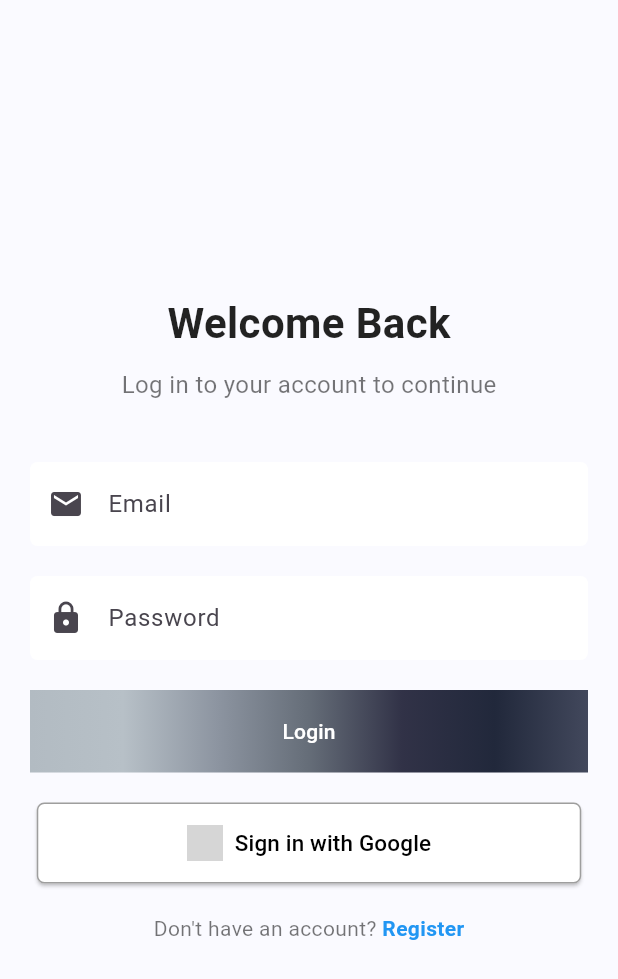
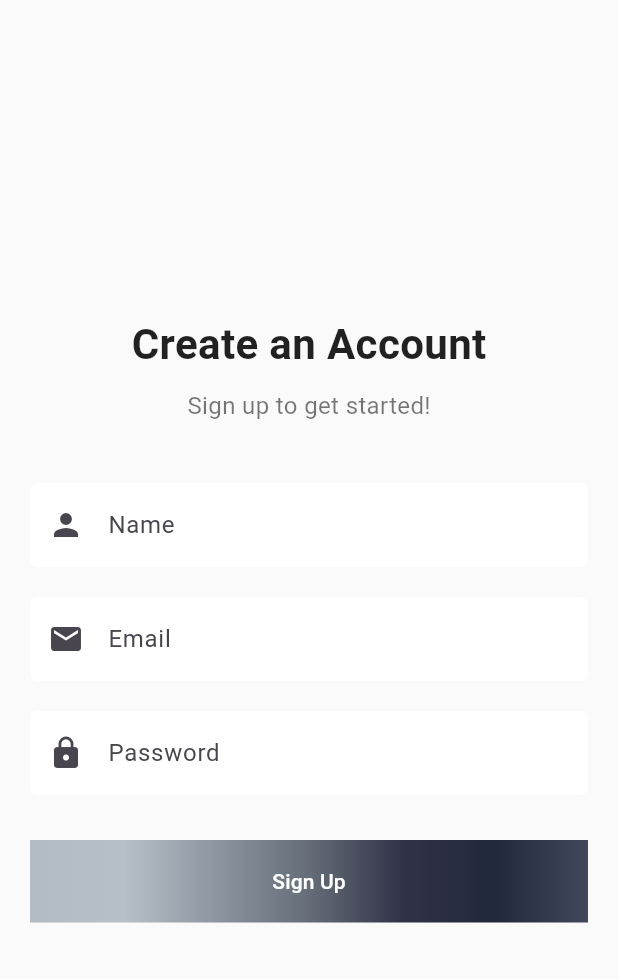
Before and after one commit to epashiq/expense-tracker, a Flutter app: the screen it shows after launch, after a tap on "Register", on a phone screen of 412 x 824 dp. Shown: the top 979 px of the screen. Run offline on Flutter 3.47's test engine with Material 3 defaults, Android fonts, the phone set to English and light mode, and no system bars; our stand-ins replace firebase_core; accounts and stored records are empty; network calls fail; grey boxes are pictures that could not be loaded.

Commit message:
signup page ui completed

```diff
--- a/lib/view/pages/login_page.dart
+++ b/lib/view/pages/login_page.dart
@@ -1,3 +1,4 @@
+import 'package:expense_tracker/view/pages/sign_up_page.dart';
 import 'package:expense_tracker/view/widgets/submit_button_widget.dart';
 import 'package:flutter/material.dart';
 
@@ -107,7 +108,11 @@ class _LoginPageState extends State<LoginPage> {
                 ),
                 GestureDetector(
                   onTap: () {
-                    Navigator.pushNamed(context, '/register');
+                    Navigator.push(
+                        context,
+                        MaterialPageRoute(
+                          builder: (context) => const SignUpPage(),
+                        ));
                   },
                   child: const Text(
                     "Register",
--- /dev/null
+++ b/lib/view/pages/sign_up_page.dart
@@ -0,0 +1,186 @@
+// import 'package:expense_tracker/view/widgets/submit_button_widget.dart';
+// import 'package:flutter/material.dart';
+
+// class SignUpPage extends StatefulWidget {
+//   const SignUpPage({super.key});
+
+//   @override
+//   State<SignUpPage> createState() => _SignUpPageState();
+// }
+
+// class _SignUpPageState extends State<SignUpPage> {
+//   final TextEditingController nameController = TextEditingController();
+//   final TextEditingController emailController = TextEditingController();
+//   final TextEditingController passwordController = TextEditingController();
+
+//   @override
+//   Widget build(BuildContext context) {
+//     return Scaffold(
+//       body: Padding(
+//         padding: const EdgeInsets.all(20),
+//         child: Column(
+//           mainAxisAlignment: MainAxisAlignment.center,
+//           crossAxisAlignment: CrossAxisAlignment.center,
+//           children: [
+//             TextFormField(
+//               controller: nameController,
+//               decoration: InputDecoration(
+//                 filled: true,
+//                 fillColor: const Color(0XFFffffffff),
+//                 prefixIcon: const Icon(Icons.mail),
+//                 hintText: 'Name',
+//                 border: OutlineInputBorder(
+//                   borderRadius: BorderRadius.circular(5),
+//                   borderSide: BorderSide.none,
+//                 ),
+//               ),
+//             ),
+//             const SizedBox(
+//               height: 20,
+//             ),
+//             TextFormField(
+//               controller: emailController,
+//               decoration: InputDecoration(
+//                 filled: true,
+//                 fillColor: const Color(0XFFffffffff),
+//                 prefixIcon: const Icon(Icons.mail),
+//                 hintText: 'Email',
+//                 border: OutlineInputBorder(
+//                   borderRadius: BorderRadius.circular(5),
+//                   borderSide: BorderSide.none,
+//                 ),
+//               ),
+//             ),
+//             const SizedBox(
+//               height: 20,
+//             ),
+//             TextFormField(
+//               controller: passwordController,
+//               decoration: InputDecoration(
+//                 filled: true,
+//                 fillColor: const Color(0XFFffffffff),
+//                 prefixIcon: const Icon(Icons.mail),
+//                 hintText: 'Password',
+//                 border: OutlineInputBorder(
+//                   borderRadius: BorderRadius.circular(5),
+//                   borderSide: BorderSide.none,
+//                 ),
+//               ),
+//             ),
+//             const SizedBox(
+//               height: 20,
+//             ),
+//             SubmitButtonWidget(
+//               btnText: 'SignUp',
+//               onTap: () {},
+//               emailController: emailController,
+//               passController: passwordController,
+//               nameController: nameController,
+//             )
+//           ],
+//         ),
+//       ),
+//     );
+//   }
+// }
+
+import 'package:expense_tracker/view/widgets/submit_button_widget.dart';
+import 'package:flutter/material.dart';
+
+class SignUpPage extends StatefulWidget {
+  const SignUpPage({super.key});
+
+  @override
+  State<SignUpPage> createState() => _SignUpPageState();
+}
+
+class _SignUpPageState extends State<SignUpPage> {
+  final TextEditingController nameController = TextEditingController();
+  final TextEditingController emailController = TextEditingController();
+  final TextEditingController passwordController = TextEditingController();
+
+  @override
+  Widget build(BuildContext context) {
+    return Scaffold(
+      backgroundColor: const Color(0XFFfafafa),
+      body: Padding(
+        padding: const EdgeInsets.all(20),
+        child: Column(
+          mainAxisAlignment: MainAxisAlignment.center,
+          crossAxisAlignment: CrossAxisAlignment.center,
+          children: [
+            const SizedBox(height: 40),
+            const Text(
+              "Create an Account",
+              style: TextStyle(
+                fontSize: 28,
+                fontWeight: FontWeight.bold,
+                color: Colors.black87,
+              ),
+            ),
+            const SizedBox(height: 10),
+            const Text(
+              "Sign up to get started!",
+              style: TextStyle(
+                fontSize: 16,
+                color: Colors.black54,
+              ),
+            ),
+            const SizedBox(height: 40),
+            TextFormField(
+              controller: nameController,
+              decoration: InputDecoration(
+                filled: true,
+                fillColor: const Color(0XFFFFFFFF),
+                prefixIcon: const Icon(Icons.person),
+                hintText: 'Name',
+                border: OutlineInputBorder(
+                  borderRadius: BorderRadius.circular(5),
+                  borderSide: BorderSide.none,
+                ),
+              ),
+            ),
+            const SizedBox(height: 20),
+            TextFormField(
+              controller: emailController,
+              decoration: InputDecoration(
+                filled: true,
+                fillColor: const Color(0XFFFFFFFF),
+                prefixIcon: const Icon(Icons.mail),
+                hintText: 'Email',
+                border: OutlineInputBorder(
+                  borderRadius: BorderRadius.circular(5),
+                  borderSide: BorderSide.none,
+                ),
+              ),
+            ),
+            const SizedBox(height: 20),
+            TextFormField(
+              controller: passwordController,
+              obscureText: true,
+              decoration: InputDecoration(
+                filled: true,
+                fillColor: const Color(0XFFFFFFFF),
+                prefixIcon: const Icon(Icons.lock),
+                hintText: 'Password',
+                border: OutlineInputBorder(
+                  borderRadius: BorderRadius.circular(5),
+                  borderSide: BorderSide.none,
+                ),
+              ),
+            ),
+            const SizedBox(height: 30),
+            SubmitButtonWidget(
+              btnText: 'Sign Up',
+              onTap: () {},
+              emailController: emailController,
+              passController: passwordController,
+              nameController: nameController,
+            ),
+            const SizedBox(height: 40),
+          ],
+        ),
+      ),
+    );
+  }
+}
--- a/lib/view/widgets/submit_button_widget.dart
+++ b/lib/view/widgets/submit_button_widget.dart
@@ -5,8 +5,10 @@ class SubmitButtonWidget extends StatelessWidget {
   final void Function() onTap;
   final TextEditingController? emailController;
   final TextEditingController? passController;
+  final TextEditingController? nameController;
   const SubmitButtonWidget(
       {super.key,
+      this.nameController,
       required this.btnText,
       required this.onTap,
       required this.emailController,
```
